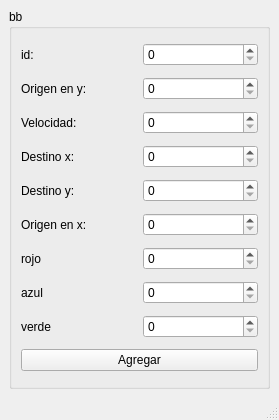
The window that mainwindow.ui (x4nemi/Particula) describes before a commit, drawn with Qt 5.
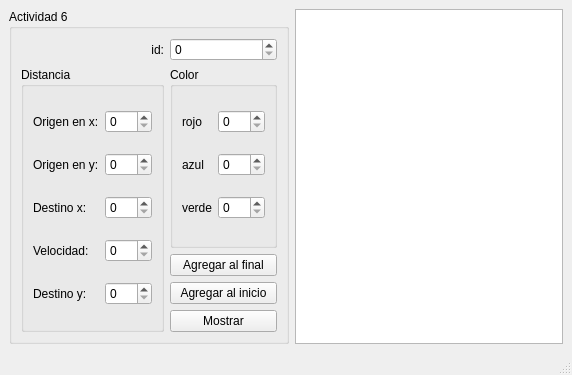
The same window after the commit.

The edit to the form file:
```diff
--- a/mainwindow.ui
+++ b/mainwindow.ui
@@ -6,8 +6,8 @@
    <rect>
     <x>0</x>
     <y>0</y>
-    <width>279</width>
-    <height>420</height>
+    <width>572</width>
+    <height>375</height>
    </rect>
   </property>
   <property name="windowTitle">
@@ -15,139 +15,177 @@
   </property>
   <widget class="QWidget" name="centralwidget">
    <layout class="QGridLayout" name="gridLayout">
-    <item row="0" column="0">
+    <item row="1" column="0">
+     <widget class="QGroupBox" name="groupBox_2">
+      <property name="title">
+       <string>Actividad 6</string>
+      </property>
+      <layout class="QGridLayout" name="gridLayout_2">
+       <item row="5" column="2">
+        <widget class="QPushButton" name="agregarInicio_pushB">
+         <property name="text">
+          <string>Agregar al inicio</string>
+         </property>
+        </widget>
+       </item>
+       <item row="0" column="2">
+        <widget class="QSpinBox" name="id_spinBox"/>
+       </item>
+       <item row="3" column="0" rowspan="4">
      <widget class="QGroupBox" name="groupBox_4">
       <property name="title">
-       <string>bb</string>
+          <string>Distancia</string>
       </property>
       <layout class="QGridLayout" name="gridLayout_4">
-       <item row="3" column="1">
-        <widget class="QLabel" name="label_5">
-         <property name="text">
-          <string>Velocidad:</string>
+          <item row="11" column="2">
+           <widget class="QSpinBox" name="destinoY_spinBox">
+            <property name="maximum">
+             <number>500</number>
          </property>
         </widget>
        </item>
-       <item row="1" column="1">
+          <item row="8" column="2">
+           <widget class="QSpinBox" name="destinoX_spinBox">
+            <property name="maximum">
+             <number>500</number>
+            </property>
+           </widget>
+          </item>
+          <item row="2" column="1">
         <widget class="QLabel" name="label_2">
          <property name="text">
           <string>Origen en y:</string>
          </property>
         </widget>
        </item>
-       <item row="9" column="2">
-        <widget class="QSpinBox" name="spinBox_5"/>
-       </item>
-       <item row="3" column="2">
-        <widget class="QSpinBox" name="spinBox_4">
-         <property name="maximum">
-          <number>500</number>
-         </property>
-        </widget>
-       </item>
-       <item row="8" column="2">
-        <widget class="QSpinBox" name="spinBox_2">
-         <property name="maximum">
-          <number>500</number>
-         </property>
-        </widget>
-       </item>
-       <item row="16" column="1" colspan="2">
-        <widget class="QPushButton" name="pushButton">
+          <item row="1" column="1">
+           <widget class="QLabel" name="label">
          <property name="text">
-          <string>Agregar</string>
+             <string>Origen en x:</string>
          </property>
         </widget>
        </item>
-       <item row="8" column="1">
+          <item row="2" column="2">
+           <widget class="QSpinBox" name="origenY_spinBox">
+            <property name="maximum">
+             <number>500</number>
+            </property>
+           </widget>
+          </item>
+          <item row="11" column="1">
         <widget class="QLabel" name="label_4">
          <property name="text">
           <string>Destino y:</string>
          </property>
         </widget>
        </item>
-       <item row="0" column="2">
-        <widget class="QSpinBox" name="spinBox_6"/>
-       </item>
-       <item row="0" column="1">
-        <widget class="QLabel" name="label_6">
-         <property name="text">
-          <string>id:</string>
-         </property>
-        </widget>
-       </item>
        <item row="10" column="2">
         <widget class="QSpinBox" name="spinBox_9">
          <property name="maximum">
-          <number>255</number>
+             <number>500</number>
          </property>
         </widget>
        </item>
-       <item row="12" column="2">
-        <widget class="QSpinBox" name="spinBox_8">
-         <property name="maximum">
-          <number>255</number>
+          <item row="8" column="1">
+           <widget class="QLabel" name="label_3">
+            <property name="text">
+             <string>Destino x:</string>
          </property>
         </widget>
        </item>
+          <item row="1" column="2">
+           <widget class="QSpinBox" name="origenX_spinBox"/>
+          </item>
        <item row="10" column="1">
+           <widget class="QLabel" name="label_5">
+            <property name="text">
+             <string>Velocidad:</string>
+            </property>
+           </widget>
+          </item>
+         </layout>
+        </widget>
+       </item>
+       <item row="6" column="2">
+        <widget class="QPushButton" name="mostrar_pushB">
+         <property name="text">
+          <string>Mostrar</string>
+         </property>
+        </widget>
+       </item>
+       <item row="3" column="2">
+        <widget class="QGroupBox" name="color">
+         <property name="title">
+          <string>Color</string>
+         </property>
+         <layout class="QGridLayout" name="gridLayout_3">
+          <item row="0" column="1">
+           <widget class="QSpinBox" name="rojo_spinBox">
+            <property name="maximum">
+             <number>255</number>
+            </property>
+           </widget>
+          </item>
+          <item row="0" column="0">
         <widget class="QLabel" name="label_7">
          <property name="text">
           <string>rojo</string>
          </property>
         </widget>
        </item>
-       <item row="7" column="2">
-        <widget class="QSpinBox" name="spinBox_3">
+          <item row="2" column="1">
+           <widget class="QSpinBox" name="verde_spinBox">
          <property name="maximum">
-          <number>500</number>
+             <number>255</number>
          </property>
         </widget>
        </item>
-       <item row="9" column="1">
-        <widget class="QLabel" name="label">
-         <property name="text">
-          <string>Origen en x:</string>
-         </property>
-        </widget>
-       </item>
-       <item row="1" column="2">
-        <widget class="QSpinBox" name="spinBox">
+          <item row="1" column="1">
+           <widget class="QSpinBox" name="azul_spinBox">
          <property name="maximum">
-          <number>500</number>
+             <number>255</number>
          </property>
         </widget>
        </item>
-       <item row="7" column="1">
-        <widget class="QLabel" name="label_3">
-         <property name="text">
-          <string>Destino x:</string>
-         </property>
-        </widget>
-       </item>
-       <item row="12" column="1">
-        <widget class="QLabel" name="label_9">
-         <property name="text">
-          <string>azul</string>
-         </property>
-        </widget>
-       </item>
-       <item row="14" column="1">
+          <item row="2" column="0">
         <widget class="QLabel" name="label_8">
          <property name="text">
           <string>verde</string>
          </property>
         </widget>
        </item>
-       <item row="14" column="2">
-        <widget class="QSpinBox" name="spinBox_7">
-         <property name="maximum">
-          <number>255</number>
+          <item row="1" column="0">
+           <widget class="QLabel" name="label_9">
+            <property name="text">
+             <string>azul</string>
          </property>
         </widget>
        </item>
       </layout>
      </widget>
+       </item>
+       <item row="0" column="0">
+        <widget class="QLabel" name="label_6">
+         <property name="text">
+          <string>id:</string>
+         </property>
+         <property name="alignment">
+          <set>Qt::AlignRight|Qt::AlignTrailing|Qt::AlignVCenter</set>
+         </property>
+        </widget>
+       </item>
+       <item row="4" column="2">
+        <widget class="QPushButton" name="agregarFinal_pushB">
+         <property name="text">
+          <string>Agregar al final</string>
+         </property>
+        </widget>
+       </item>
+      </layout>
+     </widget>
+    </item>
+    <item row="1" column="1">
+     <widget class="QPlainTextEdit" name="salida"/>
     </item>
    </layout>
   </widget>
```
Left out of the diff: 4 changed lines with no effect on the pictures. Lines whose indentation alone changed are shown as unchanged.
